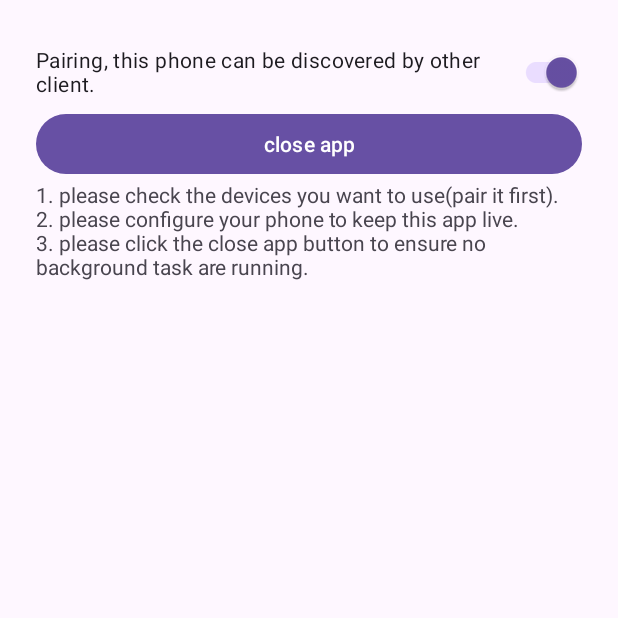
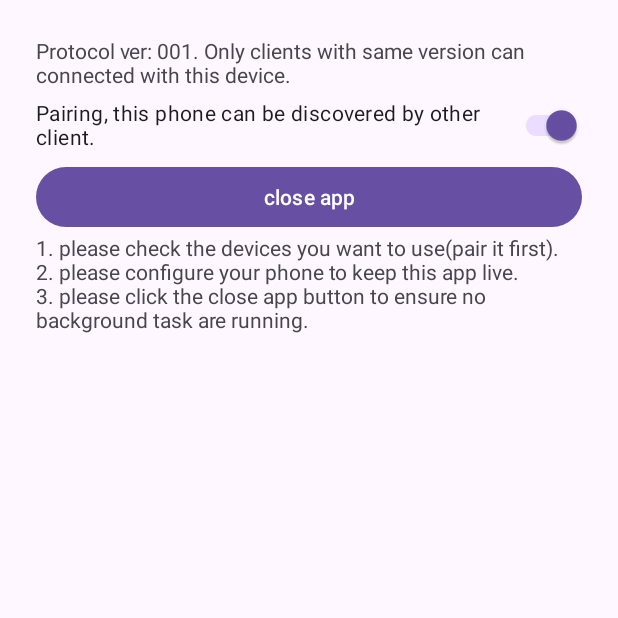
Before and after one commit to frto027/HeartbeatLanServer, an Android app: the screen it shows after launch (MainActivity), on a phone screen of 412 x 824 dp, the top half of it. Run offline under Robolectric (Android 15) with nearby library versions, the phone set to English and light mode, and no system bars; network calls fail.

Commit message:
add protocol ver

```diff
--- a/app/src/main/java/top/frto027/heartbeatlanserver/HeartDeviceServerThread.java
+++ b/app/src/main/java/top/frto027/heartbeatlanserver/HeartDeviceServerThread.java
@@ -61,8 +61,9 @@ public class HeartDeviceServerThread extends Thread{
 
     UdpServerThread udpServerThread = new UdpServerThread();
     class UdpServerThread extends Thread{
-        private final static String IMHERE_MAGIC = "HeartBeatSenderHere001";
-        private final static String CLIENT_MAGIC = "HeartBeatRecHere001";
+        public final static String PROTOCOL_VER = "001";
+        private final static String IMHERE_MAGIC = "HeartBeatSenderHere" + PROTOCOL_VER;
+        private final static String CLIENT_MAGIC = "HeartBeatRecHere" + PROTOCOL_VER;
 
         private boolean isMagicWord(DatagramPacket pkt, String magic){
             byte [] m = magic.getBytes();
--- a/app/src/main/java/top/frto027/heartbeatlanserver/MainActivity.java
+++ b/app/src/main/java/top/frto027/heartbeatlanserver/MainActivity.java
@@ -204,9 +204,9 @@ public class MainActivity extends AppCompatActivity {
     @Override
     protected void onCreate(Bundle savedInstanceState) {
         super.onCreate(savedInstanceState);
-        backgroundToast = Toast.makeText(this, R.string.app_background,Toast.LENGTH_LONG);
         setContentView(R.layout.activity_main);
 
+        backgroundToast = Toast.makeText(this, R.string.app_background,Toast.LENGTH_LONG);
         configHelper = new ConfigHelper(this);
         findViewById(R.id.close_app_btn).setOnClickListener((e)-> {
                     moveTaskToBack(true);
@@ -216,6 +216,10 @@ public class MainActivity extends AppCompatActivity {
         bluetoothScrollView = findViewById(R.id.main_activity_scrollview);
         broadcastToggleSwitch = findViewById(R.id.broadcast_toggle_switch);
         broadcastToggleSwitch.setChecked(true);
+
+        ((TextView)findViewById(R.id.protocol_ver_tv)).setText(
+                String.format(getText(R.string.protocol_ver_hint).toString(),
+                        HeartDeviceServerThread.UdpServerThread.PROTOCOL_VER));
 
         broadcastToggleSwitch.setText(R.string.pairing_can_be_discovered);
         broadcastToggleSwitch.setOnCheckedChangeListener((b,c)->{
--- a/app/src/main/res/layout/activity_main.xml
+++ b/app/src/main/res/layout/activity_main.xml
@@ -19,7 +19,11 @@
             android:layout_height="wrap_content"
             android:orientation="vertical"
             >
-
+            <TextView
+                android:layout_width="match_parent"
+                android:layout_height="wrap_content"
+                android:id="@+id/protocol_ver_tv"
+                android:text="@string/protocol_ver_hint"/>
             <com.google.android.material.switchmaterial.SwitchMaterial
                 android:id="@+id/broadcast_toggle_switch"
                 android:layout_width="match_parent"
--- a/app/src/main/res/values/strings.xml
+++ b/app/src/main/res/values/strings.xml
@@ -19,4 +19,5 @@
     <string name="app_background">the heartbeat lan app will continue runs in background...</string>
     <string name="app_selfkill">the heartbeat lan app will stop.</string>
     <string name="close_warning">1. please check the devices you want to use(pair it first).\n2. please configure your phone to keep this app live.\n3. please click the close app button to ensure no background task are running.</string>
+    <string name="protocol_ver_hint">Protocol ver: %s. Only clients with same version can connected with this device.</string>
 </resources>
```
Also changed, not shown: 3 other files.
